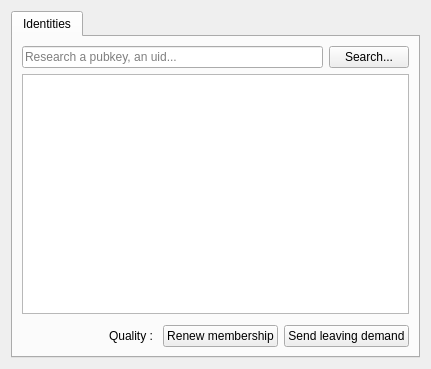
Old version of the form res/ui/community_tab.ui in the repository duniter/sakia.
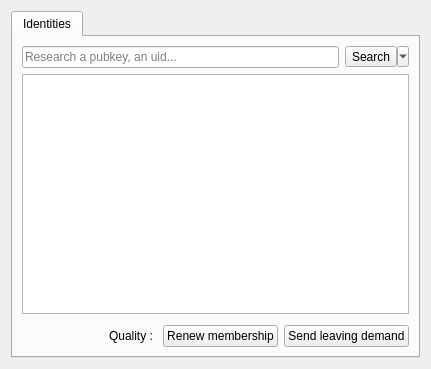
New version of the form. Icons and pictures are not drawn.

Commit message: Added actions to the search button to look for members or direct connections

```diff
--- a/res/ui/community_tab.ui
+++ b/res/ui/community_tab.ui
@@ -55,9 +55,15 @@
             </widget>
            </item>
            <item>
-            <widget class="QPushButton" name="button_search">
+            <widget class="QToolButton" name="button_search">
              <property name="text">
-              <string>Search...</string>
+              <string>Search</string>
+             </property>
+             <property name="popupMode">
+              <enum>QToolButton::MenuButtonPopup</enum>
+             </property>
+             <property name="toolButtonStyle">
+              <enum>Qt::ToolButtonTextBesideIcon</enum>
              </property>
             </widget>
            </item>
```
Left out of the diff: 8 changed lines with no effect on the pictures. The commit also changes 1 other file.
